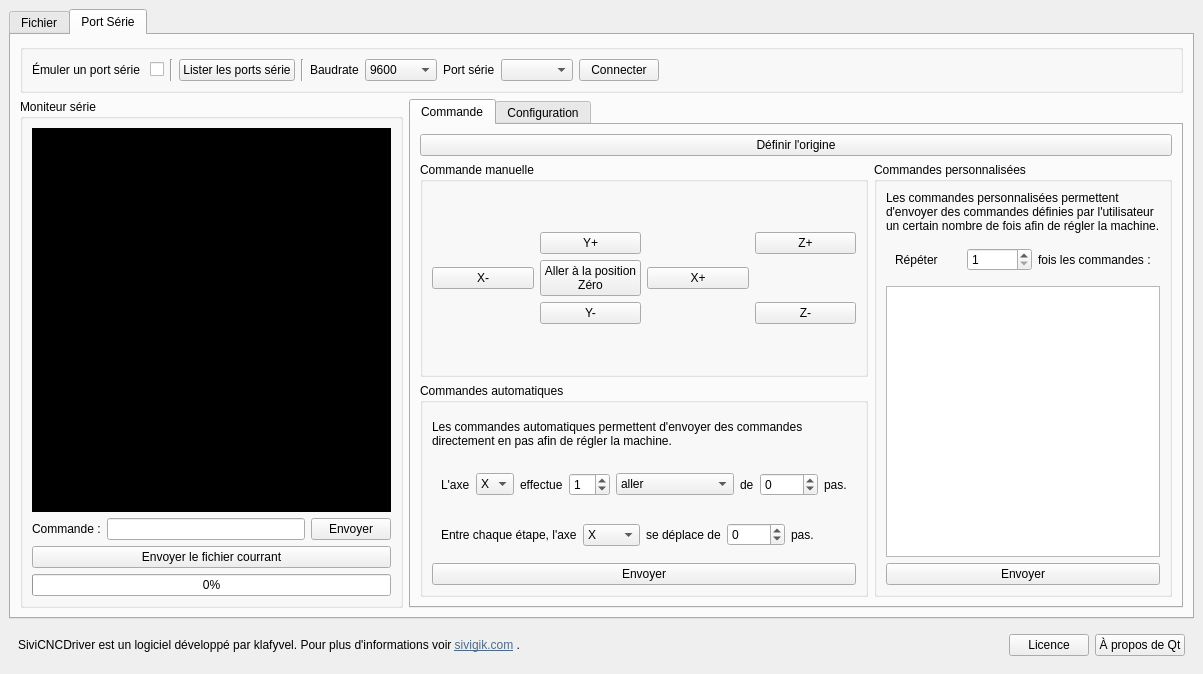
First picture: the form in sivicncdriver/main_window.ui, repository Klafyvel/SiviCNCDriver, before the edit.
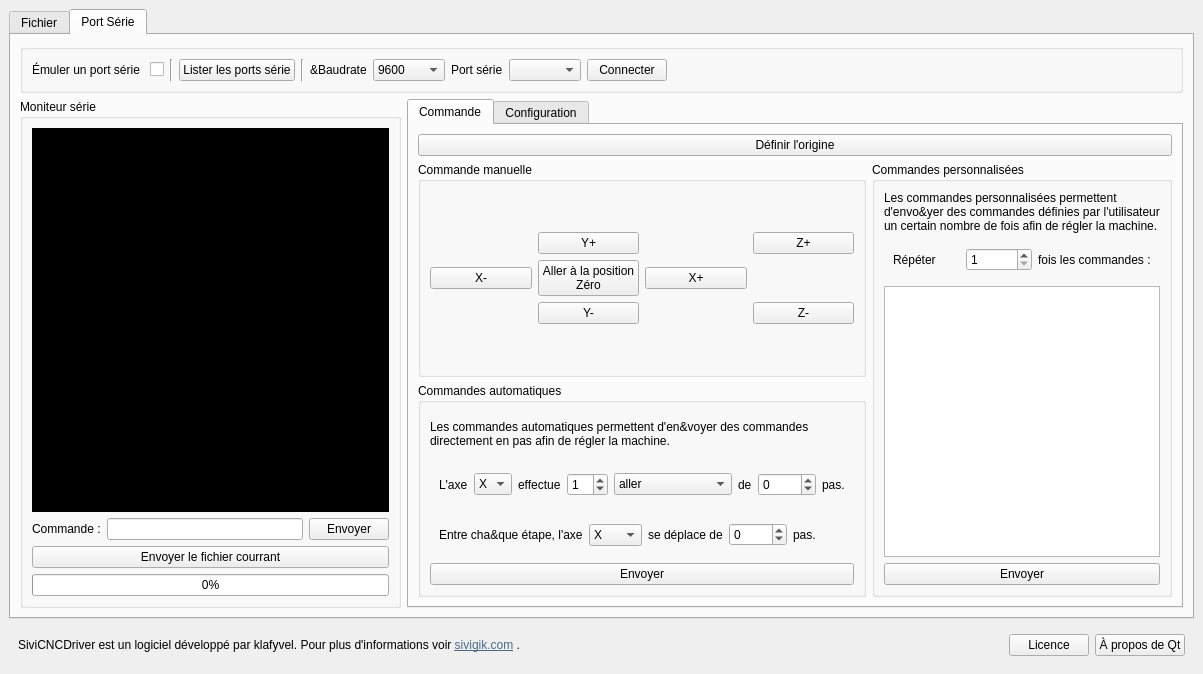
Second picture: the form after the edit. The open tabs and pages were chosen to show the change. Icons and pictures are not drawn.

Patch:
```diff
--- a/sivicncdriver/main_window.ui
+++ b/sivicncdriver/main_window.ui
@@ -506,7 +506,7 @@
                <item>
                 <widget class="QLabel" name="label_6">
                  <property name="text">
-                  <string>Les commandes automatiques permettent d'envoyer des commandes directement en pas afin de régler la machine.</string>
+                  <string>Les commandes automatiques permettent d'en&amp;voyer des commandes directement en pas afin de régler la machine.</string>
                  </property>
                  <property name="wordWrap">
                   <bool>true</bool>
@@ -514,7 +514,7 @@
                 </widget>
                </item>
                <item>
-                <widget class="QWidget" name="" native="true">
+                <widget class="QWidget" name="auto_cmd_1" native="true">
                  <layout class="QHBoxLayout" name="horizontalLayout_10">
                   <item>
                    <widget class="QLabel" name="label_7">
@@ -603,7 +603,10 @@
                   <item>
                    <widget class="QLabel" name="label_13">
                     <property name="text">
-                     <string>Entre chaque étape, l'axe</string>
+                     <string>Entre cha&amp;que étape, l'axe</string>
+                    </property>
+                    <property name="textFormat">
+                     <enum>Qt::PlainText</enum>
                     </property>
                    </widget>
                   </item>
@@ -676,7 +679,7 @@
                <item>
                 <widget class="QLabel" name="label_16">
                  <property name="text">
-                  <string>Les commandes personnalisées permettent d'envoyer des commandes définies par l'utilisateur un certain nombre de fois afin de régler la machine.</string>
+                  <string>Les commandes personnalisées permettent d'envo&amp;yer des commandes définies par l'utilisateur un certain nombre de fois afin de régler la machine.</string>
                  </property>
                  <property name="wordWrap">
                   <bool>true</bool>
@@ -1088,7 +1091,7 @@
            <item>
             <widget class="QLabel" name="label_20">
              <property name="text">
-              <string>Baudrate</string>
+              <string>&amp;Baudrate</string>
              </property>
             </widget>
            </item>
```
Left out of the diff: 100 changed lines with no effect on the pictures.
